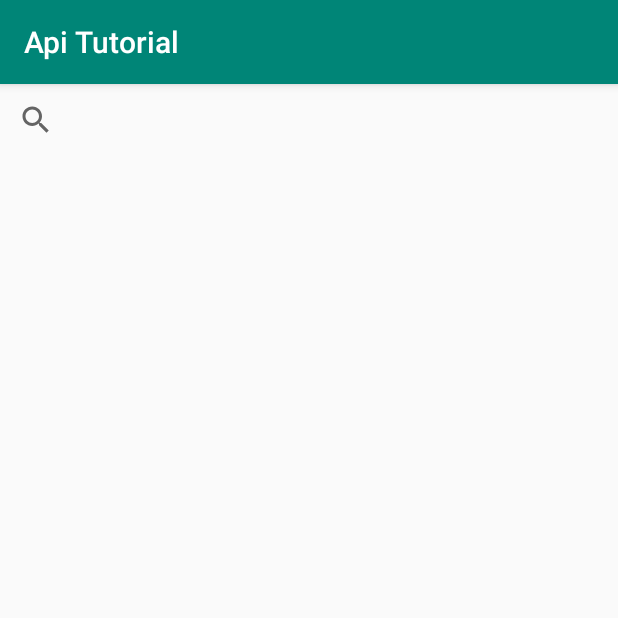
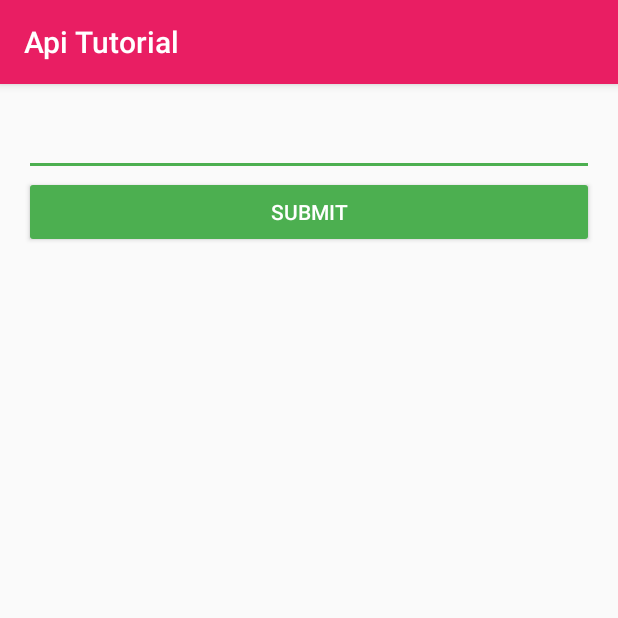
Before and after one commit to LithiumSheep/android-starter-app, an Android app: the screen it shows after launch (MovieSearchActivity before the commit, TextDisplayActivity after it), on a phone screen of 412 x 824 dp, the top half of it. Run offline under Robolectric (Android 15) with nearby library versions, the phone set to English and light mode, and no system bars; our stand-ins replace ButterKnife, Timber; 1 statement that could not run was skipped.

Commit message:
Some basic view and text operations

```diff
--- a/app/src/main/AndroidManifest.xml
+++ b/app/src/main/AndroidManifest.xml
@@ -23,6 +23,7 @@
             </intent-filter>
         </activity>
         <activity android:name=".ui.MovieSearchActivity" />
+        <activity android:name=".ui.TextDisplayActivity" />
     </application>
 
 </manifest>
--- a/app/src/main/java/com/lithium/apitutorial/ui/MainActivity.java
+++ b/app/src/main/java/com/lithium/apitutorial/ui/MainActivity.java
@@ -14,6 +14,6 @@ public class MainActivity extends AppCompatActivity {
         setContentView(R.layout.activity_main);
 
         // TODO: Set your own intent
-        startActivity(new Intent(this, MovieSearchActivity.class));
+        startActivity(new Intent(this, TextDisplayActivity.class));
     }
 }
--- /dev/null
+++ b/app/src/main/java/com/lithium/apitutorial/ui/TextDisplayActivity.java
@@ -0,0 +1,48 @@
+package com.lithium.apitutorial.ui;
+
+import android.os.Bundle;
+import android.support.annotation.Nullable;
+import android.support.v7.app.AppCompatActivity;
+import android.widget.Button;
+import android.widget.EditText;
+import android.widget.TextView;
+
+import com.lithium.apitutorial.R;
+
+import butterknife.BindView;
+import butterknife.ButterKnife;
+import butterknife.OnClick;
+import butterknife.OnTextChanged;
+import timber.log.Timber;
+
+
+public class TextDisplayActivity extends AppCompatActivity {
+
+    @BindView(R.id.edit_text)
+    EditText editText;
+
+    @BindView(R.id.submit_button)
+    Button submitButton;
+
+    @BindView(R.id.text_display)
+    TextView display;
+
+    @Override
+    protected void onCreate(@Nullable Bundle savedInstanceState) {
+        super.onCreate(savedInstanceState);
+        setContentView(R.layout.activity_text_display);
+        ButterKnife.bind(this);
+    }
+
+    @OnTextChanged(R.id.edit_text)
+    void onFoo() {
+        Timber.d(editText.getText().toString());
+    }
+
+    @OnClick(R.id.submit_button)
+    void onSubmitClicked() {
+        String entry = editText.getText().toString();
+        String transform = entry + "!!!1!@!11";
+        display.setText(transform);
+    }
+}
--- a/app/src/main/res/layout/activity_main.xml
+++ b/app/src/main/res/layout/activity_main.xml
@@ -6,13 +6,10 @@
     android:layout_height="match_parent"
     tools:context=".ui.MainActivity">
 
-    <TextView
+    <Button
+        android:id="@+id/button_movie"
         android:layout_width="wrap_content"
         android:layout_height="wrap_content"
-        android:text="Hello World!"
-        app:layout_constraintBottom_toBottomOf="parent"
-        app:layout_constraintLeft_toLeftOf="parent"
-        app:layout_constraintRight_toRightOf="parent"
-        app:layout_constraintTop_toTopOf="parent" />
+        android:text="Search movies" />
 
 </android.support.constraint.ConstraintLayout>
--- a/app/src/main/res/layout/activity_search_with_recycler.xml
+++ b/app/src/main/res/layout/activity_search_with_recycler.xml
@@ -2,6 +2,7 @@
 <LinearLayout xmlns:android="http://schemas.android.com/apk/res/android"
     android:layout_width="match_parent"
     android:layout_height="match_parent"
+    xmlns:tools="http://schemas.android.com/tools"
     android:orientation="vertical">
 
     <SearchView
@@ -11,6 +12,8 @@
 
     <android.support.v7.widget.RecyclerView
         android:id="@+id/recycler"
+        tools:itemCount="1"
+        tools:listitem="@layout/item_movie"
         android:layout_width="match_parent"
         android:layout_height="wrap_content" />
 
--- /dev/null
+++ b/app/src/main/res/layout/activity_text_display.xml
@@ -0,0 +1,30 @@
+<?xml version="1.0" encoding="utf-8"?>
+<LinearLayout xmlns:android="http://schemas.android.com/apk/res/android"
+    android:layout_width="match_parent"
+    android:layout_height="match_parent"
+    xmlns:tools="http://schemas.android.com/tools"
+    android:orientation="vertical"
+    android:padding="16dp">
+
+    <EditText
+        android:id="@+id/edit_text"
+        android:layout_width="match_parent"
+        android:layout_height="wrap_content" />
+
+    <Button
+        android:id="@+id/submit_button"
+        style="@style/Widget.AppCompat.Button.Colored"
+        android:layout_width="match_parent"
+        android:layout_height="wrap_content"
+        android:text="Submit" />
+
+    <TextView
+        android:id="@+id/text_display"
+        style="@style/TextAppearance.AppCompat.Large"
+        tools:text="Foo Bar"
+        android:layout_width="match_parent"
+        android:layout_height="wrap_content"
+        android:layout_marginTop="16dp"
+        android:gravity="center_horizontal" />
+
+</LinearLayout>
--- a/app/src/main/res/values/colors.xml
+++ b/app/src/main/res/values/colors.xml
@@ -1,6 +1,6 @@
 <?xml version="1.0" encoding="utf-8"?>
 <resources>
-    <color name="colorPrimary">#008577</color>
-    <color name="colorPrimaryDark">#00574B</color>
-    <color name="colorAccent">#D81B60</color>
+    <color name="colorPrimary">#E91E63</color>
+    <color name="colorPrimaryDark">#C2185B</color>
+    <color name="colorAccent">#4CAF50</color>
 </resources>
```
